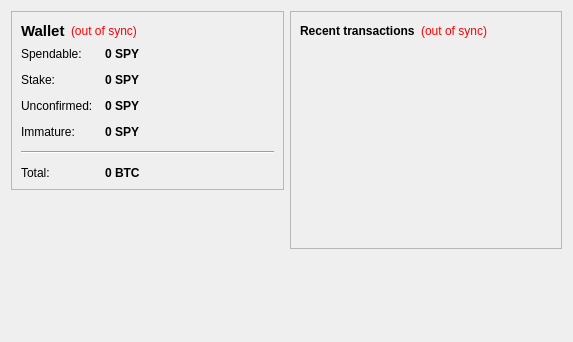
Above: src/qt/forms/overviewpage.ui from waffle-iron/Seedpay before the change. Below: the same form after it.
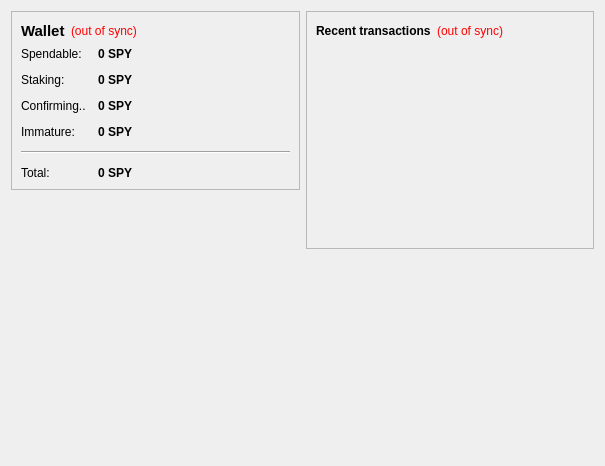
That is the form after the change. Icons and pictures are not drawn.

Diff of the .ui file:
```diff
--- a/src/qt/forms/overviewpage.ui
+++ b/src/qt/forms/overviewpage.ui
@@ -6,8 +6,8 @@
    <rect>
     <x>0</x>
     <y>0</y>
-    <width>573</width>
-    <height>342</height>
+    <width>605</width>
+    <height>466</height>
    </rect>
   </property>
   <property name="windowTitle">
@@ -115,7 +115,7 @@
           <item row="1" column="0">
            <widget class="QLabel" name="label_6">
             <property name="text">
-             <string>Stake:</string>
+             <string>Staking:</string>
             </property>
            </widget>
           </item>
@@ -144,7 +144,7 @@
           <item row="2" column="0">
            <widget class="QLabel" name="label_3">
             <property name="text">
-             <string>Unconfirmed:</string>
+             <string>Confirming..</string>
             </property>
            </widget>
           </item>
@@ -225,7 +225,7 @@
              <string>Your current total balance</string>
             </property>
             <property name="text">
-             <string notr="true">0 BTC</string>
+             <string notr="true">0 SPY</string>
             </property>
             <property name="textInteractionFlags">
              <set>Qt::LinksAccessibleByMouse|Qt::TextSelectableByKeyboard|Qt::TextSelectableByMouse</set>
```
